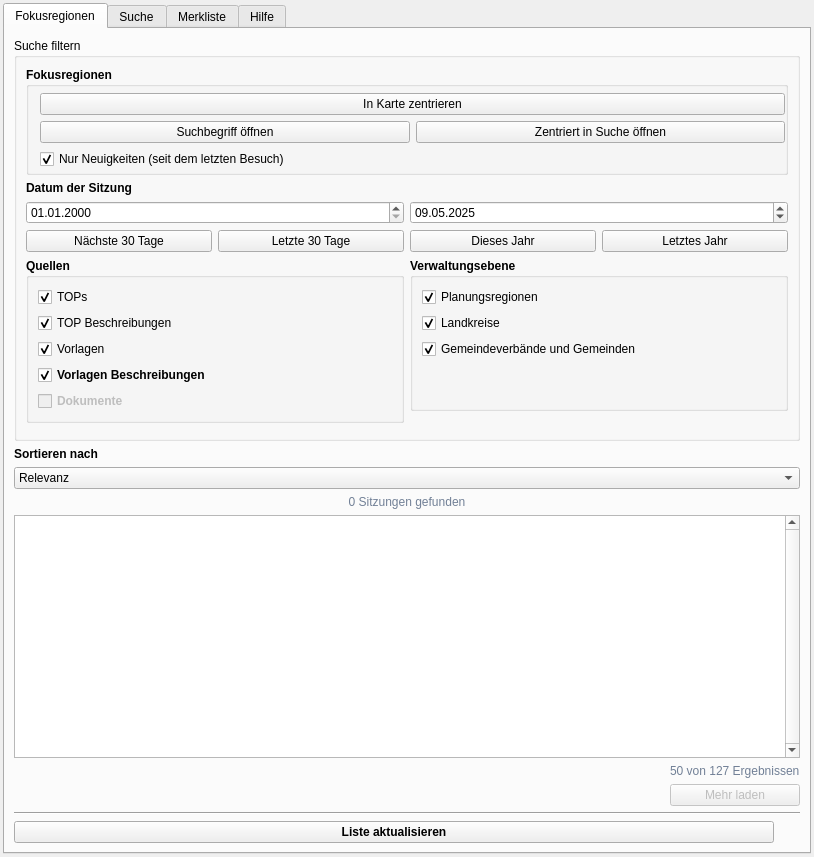
poliscope-de/poliscope-qgis-plugin, file ui/poliscope_plugin_dockwidget_base.ui: the form before one commit.
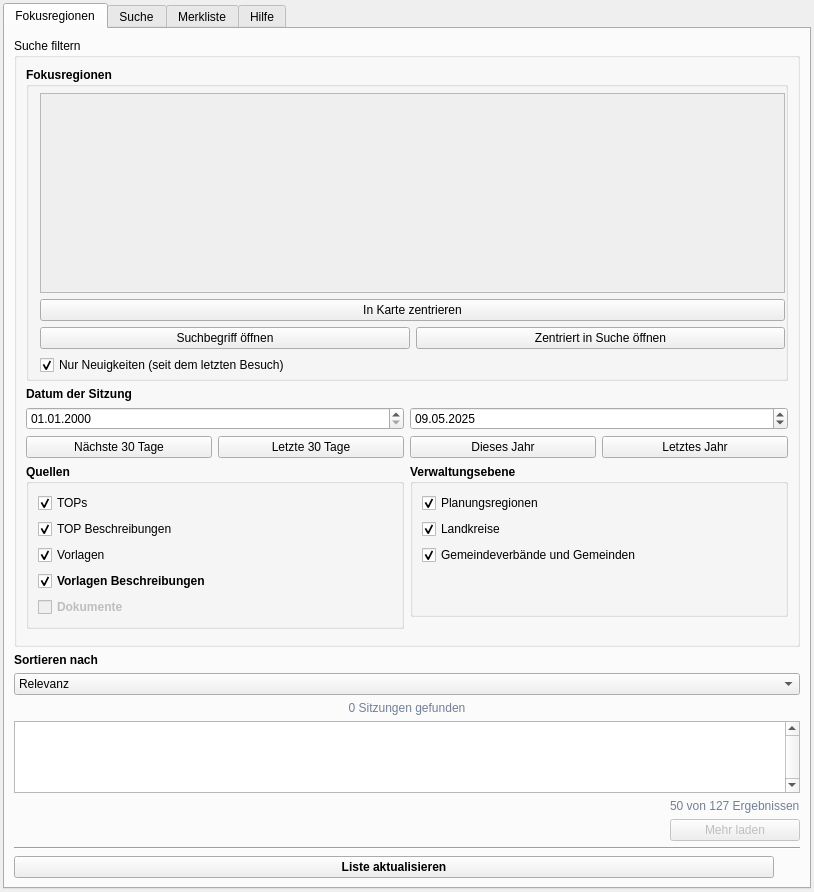
The form after the commit. The open tabs and pages were chosen to show the change. Icons and pictures are not drawn. Custom widgets are drawn as their Qt base class.

Commit message: Fokusregion: scroll area für Radio-Buttons, alphabetische Sortierung, neu>0 fett

```diff
--- a/ui/poliscope_plugin_dockwidget_base.ui
+++ b/ui/poliscope_plugin_dockwidget_base.ui
@@ -19,7 +19,7 @@
   <property name="minimumSize">
    <size>
     <width>614</width>
-    <height>857</height>
+    <height>765</height>
    </size>
   </property>
   <property name="windowIcon">
@@ -144,7 +144,53 @@
                   <property name="bottomMargin">
                    <number>3</number>
                   </property>
-                  <item row="3" column="0" colspan="2">
+                  <item row="0" column="0" colspan="2">
+                   <widget class="QScrollArea" name="saFocusregions_focusregion">
+                    <property name="minimumSize">
+                     <size>
+                      <width>0</width>
+                      <height>200</height>
+                     </size>
+                    </property>
+                    <property name="maximumSize">
+                     <size>
+                      <width>16777215</width>
+                      <height>300</height>
+                     </size>
+                    </property>
+                    <property name="horizontalScrollBarPolicy">
+                     <enum>Qt::ScrollBarAlwaysOff</enum>
+                    </property>
+                    <property name="widgetResizable">
+                     <bool>true</bool>
+                    </property>
+                    <widget class="QWidget" name="saFocusregionsContents_focusregion">
+                     <property name="geometry">
+                      <rect>
+                       <x>0</x>
+                       <y>0</y>
+                       <width>745</width>
+                       <height>69</height>
+                      </rect>
+                     </property>
+                     <layout class="QGridLayout" name="gridLayoutRadioButtons_focusregion">
+                      <property name="leftMargin">
+                       <number>4</number>
+                      </property>
+                      <property name="topMargin">
+                       <number>4</number>
+                      </property>
+                      <property name="rightMargin">
+                       <number>4</number>
+                      </property>
+                      <property name="bottomMargin">
+                       <number>4</number>
+                      </property>
+                     </layout>
+                    </widget>
+                   </widget>
+                  </item>
+                  <item row="1" column="0" colspan="2">
                    <widget class="QPushButton" name="pbInKarteZentrieren_focusregion">
                     <property name="font">
                      <font>
@@ -160,7 +206,7 @@
                     </property>
                    </widget>
                   </item>
-                  <item row="5" column="0">
+                  <item row="2" column="0">
                    <widget class="QPushButton" name="pbInSucheOeffnen_focusregion">
                     <property name="font">
                      <font>
@@ -176,7 +222,7 @@
                     </property>
                    </widget>
                   </item>
-                  <item row="5" column="1">
+                  <item row="2" column="1">
                    <widget class="QPushButton" name="pbZentriertInSucheOeffnen_focusregion">
                     <property name="font">
                      <font>
@@ -192,7 +238,7 @@
                     </property>
                    </widget>
                   </item>
-                  <item row="8" column="0">
+                  <item row="3" column="0">
                    <widget class="QCheckBox" name="cbNurNeuigkeiten_focusregion">
                     <property name="font">
                      <font>
```
Left out of the diff: 2 changed lines with no effect on the pictures. The commit also changes 1 other file.
